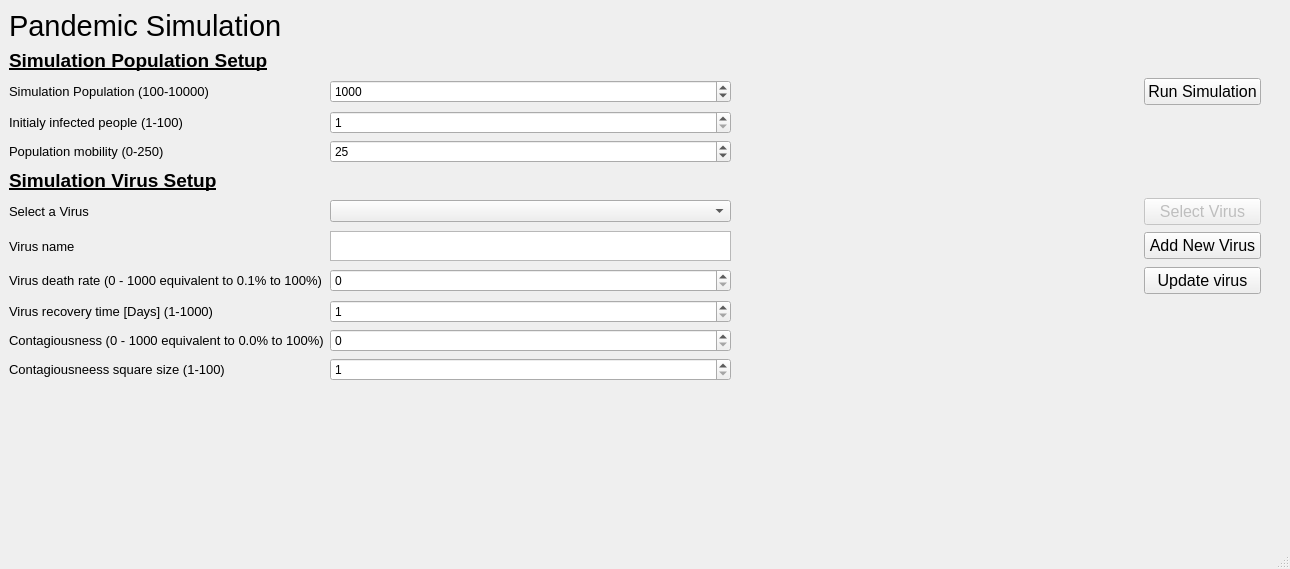
Above: src/gui/SimulationMainWindow.ui from joshuapeaceman/pandemic_simulation before the change. Below: the same form after it.
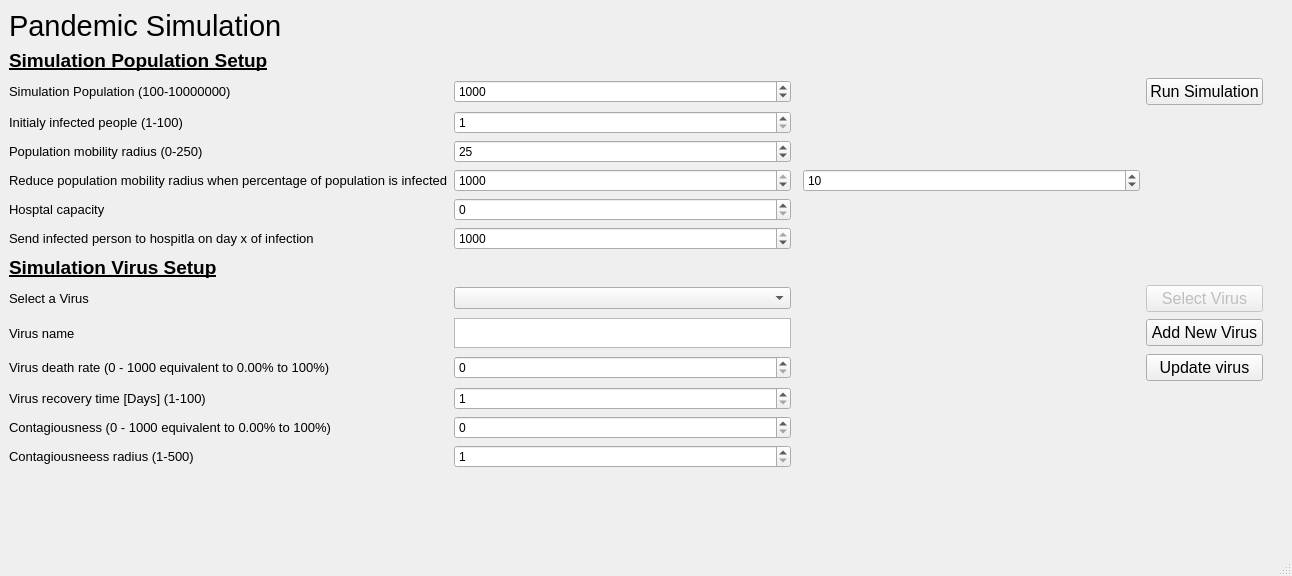
That is the form after the change.

```diff
--- a/src/gui/SimulationMainWindow.ui
+++ b/src/gui/SimulationMainWindow.ui
@@ -6,8 +6,8 @@
    <rect>
     <x>0</x>
     <y>0</y>
-    <width>1290</width>
-    <height>569</height>
+    <width>1292</width>
+    <height>576</height>
    </rect>
   </property>
   <property name="windowTitle">
@@ -38,28 +38,25 @@
      <layout class="QVBoxLayout" name="verticalLayout_2">
       <item>
        <layout class="QGridLayout" name="gridLayout_2">
-        <item row="6" column="0" colspan="2">
-         <widget class="QLabel" name="label_5">
+        <item row="7" column="0">
+         <widget class="QLabel" name="label_15">
           <property name="font">
            <font>
-            <pointsize>14</pointsize>
-            <weight>75</weight>
-            <bold>true</bold>
-            <underline>true</underline>
+            <pointsize>10</pointsize>
            </font>
           </property>
           <property name="text">
-           <string>Simulation Virus Setup</string>
+           <string>Hosptal capacity</string>
           </property>
          </widget>
         </item>
-        <item row="4" column="1">
-         <widget class="QSpinBox" name="sB_init_infected_population">
-          <property name="minimum">
-           <number>1</number>
-          </property>
+        <item row="6" column="3">
+         <widget class="QSpinBox" name="sB_reduced_mobility">
           <property name="maximum">
-           <number>100</number>
+           <number>250</number>
+          </property>
+          <property name="value">
+           <number>10</number>
           </property>
          </widget>
         </item>
@@ -78,22 +75,45 @@
           </property>
          </widget>
         </item>
-        <item row="4" column="0">
-         <widget class="QLabel" name="label_4">
+        <item row="4" column="1">
+         <widget class="QSpinBox" name="sB_init_infected_population">
+          <property name="minimum">
+           <number>1</number>
+          </property>
+          <property name="maximum">
+           <number>100</number>
+          </property>
+         </widget>
+        </item>
+        <item row="2" column="1">
+         <widget class="QSpinBox" name="sB_simulation_population">
+          <property name="minimum">
+           <number>100</number>
+          </property>
+          <property name="maximum">
+           <number>10000000</number>
+          </property>
+          <property name="value">
+           <number>1000</number>
+          </property>
+         </widget>
+        </item>
+        <item row="10" column="0" colspan="2">
+         <widget class="QLabel" name="label_5">
           <property name="font">
            <font>
-            <pointsize>10</pointsize>
+            <pointsize>14</pointsize>
+            <weight>75</weight>
+            <bold>true</bold>
+            <underline>true</underline>
            </font>
           </property>
-          <property name="toolTip">
-           <string>Number of infected people in given population at the beginning of the simulation.</string>
-          </property>
           <property name="text">
-           <string>Initialy infected people (1-100)</string>
+           <string>Simulation Virus Setup</string>
           </property>
          </widget>
         </item>
-        <item row="8" column="0">
+        <item row="12" column="0">
          <widget class="QLabel" name="label_7">
           <property name="font">
            <font>
@@ -105,54 +125,156 @@
           </property>
          </widget>
         </item>
-        <item row="12" column="1">
+        <item row="2" column="0">
+         <widget class="QLabel" name="label_3">
+          <property name="font">
+           <font>
+            <pointsize>10</pointsize>
+           </font>
+          </property>
+          <property name="toolTip">
+           <string>Simulation population size. Dont go over 5000! It will break your computer....</string>
+          </property>
+          <property name="text">
+           <string>Simulation Population (100-10000000)</string>
+          </property>
+         </widget>
+        </item>
+        <item row="6" column="0">
+         <widget class="QLabel" name="label_13">
+          <property name="font">
+           <font>
+            <pointsize>10</pointsize>
+           </font>
+          </property>
+          <property name="text">
+           <string>Reduce population mobility radius when percentage of population is infected</string>
+          </property>
+         </widget>
+        </item>
+        <item row="17" column="0">
+         <spacer name="verticalSpacer_2">
+          <property name="orientation">
+           <enum>Qt::Vertical</enum>
+          </property>
+          <property name="sizeHint" stdset="0">
+           <size>
+            <width>20</width>
+            <height>40</height>
+           </size>
+          </property>
+         </spacer>
+        </item>
+        <item row="5" column="0">
+         <widget class="QLabel" name="label_12">
+          <property name="font">
+           <font>
+            <pointsize>10</pointsize>
+           </font>
+          </property>
+          <property name="cursor">
+           <cursorShape>ArrowCursor</cursorShape>
+          </property>
+          <property name="toolTip">
+           <string>This parameter is multiplied with a random angle alpha to set a new position (x, y) every day. Every person will move this distance in a random direction.</string>
+          </property>
+          <property name="text">
+           <string>Population mobility radius (0-250)</string>
+          </property>
+         </widget>
+        </item>
+        <item row="5" column="1">
+         <widget class="QSpinBox" name="sB_init_population_moving_distance">
+          <property name="maximum">
+           <number>250</number>
+          </property>
+          <property name="value">
+           <number>25</number>
+          </property>
+         </widget>
+        </item>
+        <item row="15" column="0">
+         <widget class="QLabel" name="label_10">
+          <property name="font">
+           <font>
+            <pointsize>10</pointsize>
+           </font>
+          </property>
+          <property name="toolTip">
+           <string>This parameter describes the rate at which someone, who comes into contact with an infected person also gets infected. 0.. no one gets infected. 1000.. everyone gets infected</string>
+          </property>
+          <property name="text">
+           <string>Contagiousness (0 - 1000 equivalent to 0.00% to 100%)</string>
+          </property>
+         </widget>
+        </item>
+        <item row="11" column="1">
+         <widget class="QComboBox" name="cB_virus_selection"/>
+        </item>
+        <item row="14" column="0">
+         <widget class="QLabel" name="label_9">
+          <property name="font">
+           <font>
+            <pointsize>10</pointsize>
+           </font>
+          </property>
+          <property name="toolTip">
+           <string>This parameter describes how long it takes for a person to recover an thus not be contagious anymore.</string>
+          </property>
+          <property name="text">
+           <string>Virus recovery time [Days] (1-100)</string>
+          </property>
+         </widget>
+        </item>
+        <item row="16" column="1">
          <widget class="QSpinBox" name="sB_virus_contagiousness_radius">
           <property name="minimum">
            <number>1</number>
           </property>
           <property name="maximum">
-           <number>100</number>
+           <number>500</number>
           </property>
          </widget>
         </item>
-        <item row="8" column="4">
-         <widget class="QPushButton" name="pB_new_virus">
-          <property name="font">
-           <font>
-            <pointsize>12</pointsize>
-           </font>
+        <item row="15" column="1">
+         <widget class="QSpinBox" name="sB_virus_contagiousness">
+          <property name="maximum">
+           <number>1000</number>
           </property>
-          <property name="text">
-           <string>Add New Virus</string>
-          </property>
          </widget>
         </item>
-        <item row="2" column="4">
-         <widget class="QPushButton" name="pB_init_sim">
+        <item row="16" column="0">
+         <widget class="QLabel" name="label_11">
           <property name="font">
            <font>
-            <pointsize>12</pointsize>
+            <pointsize>10</pointsize>
            </font>
           </property>
+          <property name="toolTip">
+           <string>This parameter describes the distance around a person (+- x and y distance square) in which someone can get infected.</string>
+          </property>
           <property name="text">
-           <string>Run Simulation</string>
+           <string>Contagiousneess radius (1-500)</string>
           </property>
          </widget>
         </item>
-        <item row="2" column="1">
-         <widget class="QSpinBox" name="sB_simulation_population">
+        <item row="14" column="1">
+         <widget class="QSpinBox" name="sB_virus_recovery_time">
           <property name="minimum">
-           <number>100</number>
+           <number>1</number>
           </property>
           <property name="maximum">
-           <number>10000</number>
+           <number>100</number>
+          </property>
+          <property name="singleStep">
+           <number>1</number>
           </property>
           <property name="value">
-           <number>1000</number>
+           <number>1</number>
           </property>
          </widget>
         </item>
-        <item row="8" column="1">
+        <item row="12" column="1">
          <widget class="QTextEdit" name="tE_virus_name">
           <property name="sizePolicy">
            <sizepolicy hsizetype="Expanding" vsizetype="Minimum">
@@ -168,42 +290,7 @@
           </property>
          </widget>
         </item>
-        <item row="12" column="0">
-         <widget class="QLabel" name="label_11">
-          <property name="font">
-           <font>
-            <pointsize>10</pointsize>
-           </font>
-          </property>
-          <property name="toolTip">
-           <string>This parameter describes the distance around a person (+- x and y distance square) in which someone can get infected.</string>
-          </property>
-          <property name="text">
-           <string>Contagiousneess square size (1-100)</string>
-          </property>
-         </widget>
-        </item>
-        <item row="11" column="1">
-         <widget class="QSpinBox" name="sB_virus_contagiousness">
-          <property name="maximum">
-           <number>1000</number>
-          </property>
-         </widget>
-        </item>
-        <item row="2" column="3">
-         <spacer name="horizontalSpacer_2">
-          <property name="orientation">
-           <enum>Qt::Horizontal</enum>
-          </property>
-          <property name="sizeHint" stdset="0">
-           <size>
-            <width>40</width>
-            <height>20</height>
-           </size>
-          </property>
-         </spacer>
-        </item>
-        <item row="9" column="1">
+        <item row="13" column="1">
          <widget class="QSpinBox" name="sB_virus_death_rate">
           <property name="minimum">
            <number>0</number>
@@ -213,7 +300,7 @@
           </property>
          </widget>
         </item>
-        <item row="7" column="0">
+        <item row="11" column="0">
          <widget class="QLabel" name="label_6">
           <property name="font">
            <font>
@@ -225,7 +312,31 @@
           </property>
          </widget>
         </item>
-        <item row="7" column="4">
+        <item row="13" column="0">
+         <widget class="QLabel" name="label_8">
+          <property name="font">
+           <font>
+            <pointsize>10</pointsize>
+           </font>
+          </property>
+          <property name="text">
+           <string>Virus death rate (0 - 1000 equivalent to 0.00% to 100%)</string>
+          </property>
+         </widget>
+        </item>
+        <item row="13" column="4">
+         <widget class="QPushButton" name="pB_update_virus">
+          <property name="font">
+           <font>
+            <pointsize>12</pointsize>
+           </font>
+          </property>
+          <property name="text">
+           <string>Update virus</string>
+          </property>
+         </widget>
+        </item>
+        <item row="11" column="4">
          <widget class="QPushButton" name="pB_select_virus">
           <property name="enabled">
            <bool>false</bool>
@@ -240,132 +351,103 @@
           </property>
          </widget>
         </item>
-        <item row="10" column="1">
-         <widget class="QSpinBox" name="sB_virus_recovery_time">
-          <property name="minimum">
-           <number>1</number>
-          </property>
+        <item row="6" column="1">
+         <widget class="QSpinBox" name="sP_reduce_mobility_start">
           <property name="maximum">
            <number>1000</number>
           </property>
-          <property name="singleStep">
-           <number>1</number>
-          </property>
           <property name="value">
-           <number>1</number>
+           <number>1000</number>
           </property>
          </widget>
         </item>
-        <item row="9" column="4">
-         <widget class="QPushButton" name="pB_update_virus">
-          <property name="font">
-           <font>
-            <pointsize>12</pointsize>
-           </font>
-          </property>
-          <property name="text">
-           <string>Update virus</string>
-          </property>
-         </widget>
-        </item>
-        <item row="9" column="0">
-         <widget class="QLabel" name="label_8">
-          <property name="font">
-           <font>
-            <pointsize>10</pointsize>
-           </font>
-          </property>
-          <property name="text">
-           <string>Virus death rate (0 - 1000 equivalent to 0.1% to 100%)</string>
-          </property>
-         </widget>
-        </item>
-        <item row="10" column="0">
-         <widget class="QLabel" name="label_9">
-          <property name="font">
-           <font>
-            <pointsize>10</pointsize>
-           </font>
-          </property>
-          <property name="toolTip">
-           <string>This parameter describes how long it takes for a person to recover an thus not be contagious anymore.</string>
-          </property>
-          <property name="text">
-           <string>Virus recovery time [Days] (1-1000)</string>
-          </property>
-         </widget>
-        </item>
-        <item row="11" column="0">
-         <widget class="QLabel" name="label_10">
-          <property name="font">
-           <font>
-            <pointsize>10</pointsize>
-           </font>
-          </property>
-          <property name="toolTip">
-           <string>This parameter describes the rate at which someone, who comes into contact with an infected person also gets infected. 0.. no one gets infected. 1000.. everyone gets infected</string>
-          </property>
-          <property name="text">
-           <string>Contagiousness (0 - 1000 equivalent to 0.0% to 100%)</string>
-          </property>
-         </widget>
-        </item>
-        <item row="13" column="0">
-         <spacer name="verticalSpacer_2">
+        <item row="2" column="3">
+         <spacer name="horizontalSpacer_2">
           <property name="orientation">
-           <enum>Qt::Vertical</enum>
+           <enum>Qt::Horizontal</enum>
           </property>
           <property name="sizeHint" stdset="0">
            <size>
-            <width>20</width>
-            <height>40</height>
+            <width>40</width>
+            <height>20</height>
            </size>
           </property>
          </spacer>
         </item>
-        <item row="2" column="0">
-         <widget class="QLabel" name="label_3">
+        <item row="4" column="0">
+         <widget class="QLabel" name="label_4">
           <property name="font">
            <font>
             <pointsize>10</pointsize>
            </font>
           </property>
           <property name="toolTip">
-           <string>Simulation population size. Dont go over 5000! It will break your computer....</string>
+           <string>Number of infected people in given population at the beginning of the simulation.</string>
           </property>
           <property name="text">
-           <string>Simulation Population (100-10000)</string>
+           <string>Initialy infected people (1-100)</string>
+          </property>
+         </widget>
+        </item>
+        <item row="2" column="4">
+         <widget class="QPushButton" name="pB_init_sim">
+          <property name="font">
+           <font>
+            <pointsize>12</pointsize>
+           </font>
+          </property>
+          <property name="text">
+           <string>Run Simulation</string>
+          </property>
+         </widget>
+        </item>
+        <item row="12" column="4">
+         <widget class="QPushButton" name="pB_new_virus">
+          <property name="font">
+           <font>
+            <pointsize>12</pointsize>
+           </font>
+          </property>
+          <property name="text">
+           <string>Add New Virus</string>
+          </property>
+         </widget>
+        </item>
+        <item row="8" column="0">
+         <widget class="QLabel" name="label_14">
+          <property name="font">
+           <font>
+            <pointsize>10</pointsize>
+           </font>
+          </property>
+          <property name="text">
+           <string>Send infected person to hospitla on day x of infection</string>
+          </property>
+         </widget>
+        </item>
+        <item row="8" column="1">
+         <widget class="QSpinBox" name="sP_send_to_hospital_day">
+          <property name="minimum">
+           <number>1</number>
+          </property>
+          <property name="maximum">
+           <number>1000</number>
+          </property>
+          <property name="value">
+           <number>1000</number>
           </property>
          </widget>
         </item>
         <item row="7" column="1">
-         <widget class="QComboBox" name="cB_virus_selection"/>
-        </item>
-        <item row="5" column="0">
-         <widget class="QLabel" name="label_12">
-          <property name="font">
-           <font>
-            <pointsize>10</pointsize>
-           </font>
+         <widget class="QSpinBox" name="sB_hospital_capacity">
+          <property name="minimum">
+           <number>0</number>
           </property>
-          <property name="cursor">
-           <cursorShape>ArrowCursor</cursorShape>
-          </property>
-          <property name="toolTip">
-           <string>This parameter is multiplied with a random angle alpha to set a new position (x, y) every day. Every person will move this distance in a random direction.</string>
-          </property>
-          <property name="text">
-           <string>Population mobility (0-250)</string>
-          </property>
-         </widget>
-        </item>
-        <item row="5" column="1">
-         <widget class="QSpinBox" name="sB_init_population_moving_distance">
           <property name="maximum">
-           <number>250</number>
+           <number>1000</number>
           </property>
           <property name="value">
-           <number>25</number>
+           <number>0</number>
           </property>
          </widget>
         </item>
```
Left out of the diff: 5 changed lines with no effect on the pictures.
